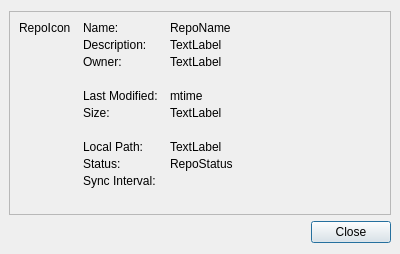
Old version of the form ui/repo-detail-dialog.ui in the repository haiwen/seafile-client.
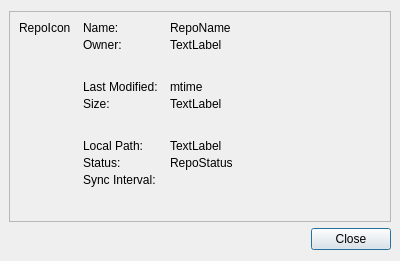
New version of the form.

Commit message: remove seacloud.cc from login  dialog  and remove  description from library details.

```diff
--- a/ui/repo-detail-dialog.ui
+++ b/ui/repo-detail-dialog.ui
@@ -7,7 +7,7 @@
     <x>0</x>
     <y>0</y>
     <width>400</width>
-    <height>254</height>
+    <height>261</height>
    </rect>
   </property>
   <property name="sizePolicy">
@@ -62,6 +62,13 @@
         <property name="verticalSpacing">
          <number>3</number>
         </property>
+        <item row="0" column="0">
+         <widget class="QLabel" name="label_5">
+          <property name="text">
+           <string>Name:</string>
+          </property>
+         </widget>
+        </item>
         <item row="0" column="1">
          <widget class="QLabel" name="mRepoName">
           <property name="text">
@@ -73,37 +80,20 @@
          </widget>
         </item>
         <item row="1" column="0">
-         <widget class="QLabel" name="label_2">
-          <property name="text">
-           <string>Description:</string>
-          </property>
-         </widget>
-        </item>
-        <item row="1" column="1">
-         <widget class="QLabel" name="mDesc">
-          <property name="text">
-           <string>TextLabel</string>
-          </property>
-          <property name="wordWrap">
-           <bool>true</bool>
-          </property>
-         </widget>
-        </item>
-        <item row="2" column="0">
          <widget class="QLabel" name="label_6">
           <property name="text">
            <string>Owner:</string>
           </property>
          </widget>
         </item>
-        <item row="2" column="1">
+        <item row="1" column="1">
          <widget class="QLabel" name="mOwnerLabel">
           <property name="text">
            <string>TextLabel</string>
           </property>
          </widget>
         </item>
-        <item row="3" column="0">
+        <item row="2" column="0">
          <spacer name="verticalSpacer">
           <property name="orientation">
            <enum>Qt::Vertical</enum>
@@ -116,35 +106,35 @@
           </property>
          </spacer>
         </item>
-        <item row="4" column="0">
+        <item row="3" column="0">
          <widget class="QLabel" name="label_3">
           <property name="text">
            <string>Last Modified:</string>
           </property>
          </widget>
         </item>
-        <item row="4" column="1">
+        <item row="3" column="1">
          <widget class="QLabel" name="mTimeLabel">
           <property name="text">
            <string>mtime</string>
           </property>
          </widget>
         </item>
-        <item row="5" column="0">
+        <item row="4" column="0">
          <widget class="QLabel" name="label">
           <property name="text">
            <string>Size:</string>
           </property>
          </widget>
         </item>
-        <item row="5" column="1">
+        <item row="4" column="1">
          <widget class="QLabel" name="mSizeLabel">
           <property name="text">
            <string>TextLabel</string>
           </property>
          </widget>
         </item>
-        <item row="7" column="0">
+        <item row="6" column="0">
          <spacer name="verticalSpacer_2">
           <property name="orientation">
            <enum>Qt::Vertical</enum>
@@ -157,14 +147,14 @@
           </property>
          </spacer>
         </item>
-        <item row="8" column="0">
+        <item row="7" column="0">
          <widget class="QLabel" name="lpathLabel">
           <property name="text">
            <string>Local Path:</string>
           </property>
          </widget>
         </item>
-        <item row="8" column="1">
+        <item row="7" column="1">
          <widget class="QLabel" name="mLpathLabel">
           <property name="text">
            <string>TextLabel</string>
@@ -174,14 +164,14 @@
           </property>
          </widget>
         </item>
-        <item row="9" column="0">
+        <item row="8" column="0">
          <widget class="QLabel" name="label_4">
           <property name="text">
            <string>Status:</string>
           </property>
          </widget>
         </item>
-        <item row="9" column="1">
+        <item row="8" column="1">
          <widget class="QLabel" name="mStatus">
           <property name="enabled">
            <bool>true</bool>
@@ -206,40 +196,33 @@
           </property>
          </widget>
         </item>
-        <item row="11" column="0">
-         <spacer name="verticalSpacer_3">
-          <property name="orientation">
-           <enum>Qt::Vertical</enum>
-          </property>
-          <property name="sizeHint" stdset="0">
-           <size>
-            <width>20</width>
-            <height>10</height>
-           </size>
-          </property>
-         </spacer>
-        </item>
-        <item row="0" column="0">
-         <widget class="QLabel" name="label_5">
-          <property name="text">
-           <string>Name:</string>
-          </property>
-         </widget>
-        </item>
-        <item row="10" column="0">
+        <item row="9" column="0">
          <widget class="QLabel" name="mSyncIntervalLabel">
           <property name="text">
            <string>Sync Interval:</string>
           </property>
          </widget>
         </item>
-        <item row="10" column="1">
+        <item row="9" column="1">
          <widget class="QLabel" name="mSyncInterval">
           <property name="text">
            <string/>
           </property>
          </widget>
         </item>
+        <item row="10" column="0">
+         <spacer name="verticalSpacer_3">
+          <property name="orientation">
+           <enum>Qt::Vertical</enum>
+          </property>
+          <property name="sizeHint" stdset="0">
+           <size>
+            <width>20</width>
+            <height>10</height>
+           </size>
+          </property>
+         </spacer>
+        </item>
        </layout>
       </item>
      </layout>
```
The commit also changes 2 other files.
